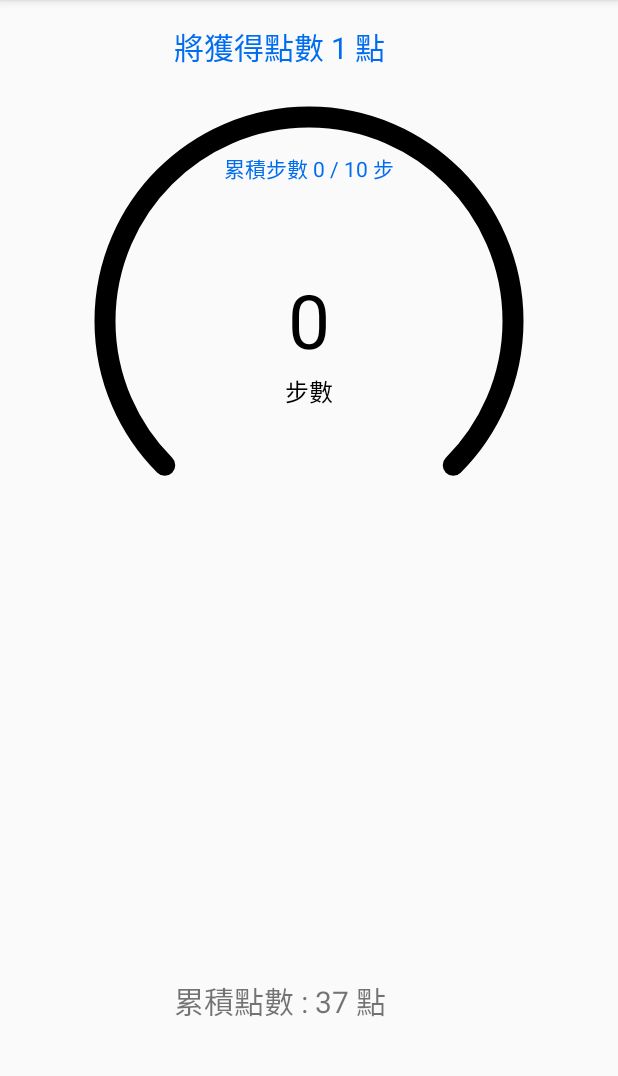
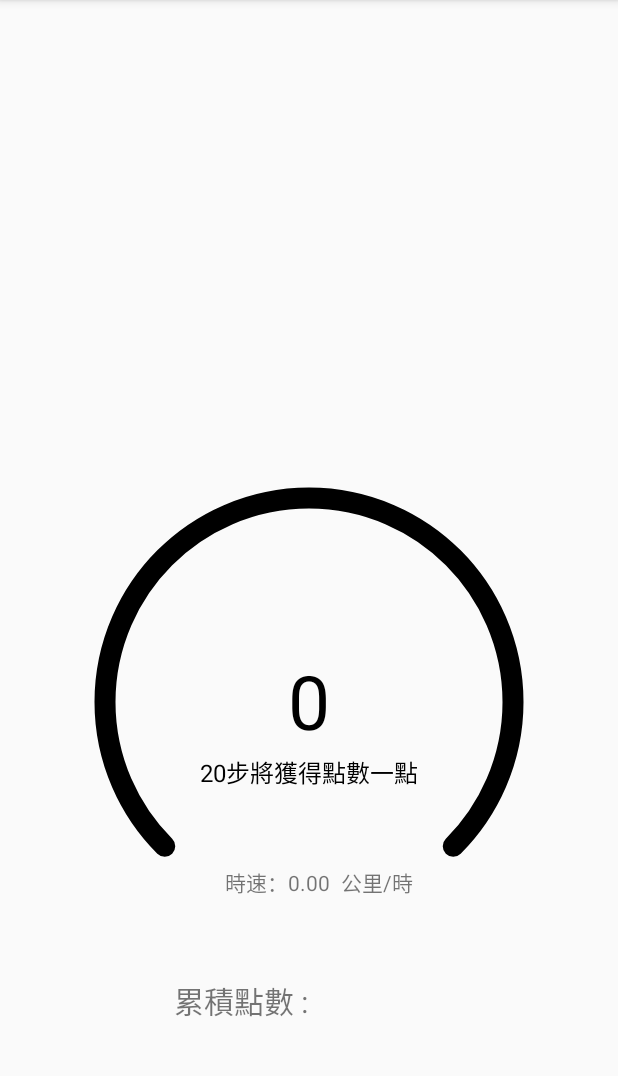
Before and after one commit to easypinex/iCoCo, an Android app: the GoPointActivity screen opened directly, with no data from a screen before it, on a phone screen of 412 x 824 dp, the part 84-1160 px from its top. Run offline under Robolectric (Android 15) with nearby library versions, the phone set to English and light mode, and no system bars; libraries missing offline, so code that uses them is left out: com.mikhaellopez.circularprogressbar; 4 statements that could not run were skipped.

Commit message:
點數線上話 點數時數限制

```diff
--- a/app/src/main/java/com/sea/icoco/ActivitySupporter/StepArcView.java
+++ b/app/src/main/java/com/sea/icoco/ActivitySupporter/StepArcView.java
@@ -15,7 +15,7 @@
 
 /**
  * Created by DylanAndroid on 2016/5/26.
- * 显示步数的圆弧
+ * 显示步數的圆弧
  */
 public class StepArcView extends View {
 
@@ -24,11 +24,11 @@
      */
     private float borderWidth = dipToPx(14);
     /**
-     * 画步数的数值的字体大小
+     * 画步數的数值的字体大小
      */
     private float numberTextSize = 0;
     /**
-     * 步数
+     * 步數
      */
     private String stepNumber = "0";
     /**
@@ -40,7 +40,7 @@
      */
     private float angleLength = 270;
     /**
-     * 所要绘制的当前步数的红色圆弧终点到起点的夹角
+     * 所要绘制的当前步數的红色圆弧终点到起点的夹角
      */
     private float currentAngleLength = 0;
     /**
@@ -77,12 +77,12 @@
         drawArcRed(canvas, rectF);
         /**【第三步】绘制当前进度的红色数字*/
         drawTextNumber(canvas, centerX);
-        /**【第四步】绘制"步数"的红色数字*/
+        /**【第四步】绘制"步數"的红色数字*/
         drawTextStepString(canvas, centerX);
     }
 
     /**
-     * 1.绘制总步数的黄色圆弧
+     * 1.绘制总步數的黄色圆弧
      *
      * @param canvas 画笔
      * @param rectF  参考的矩形
@@ -115,7 +115,7 @@
     }
 
     /**
-     * 2.绘制当前步数的红色圆弧
+     * 2.绘制当前步數的红色圆弧
      */
     private void drawArcRed(Canvas canvas, RectF rectF) {
         Paint paintCurrent = new Paint();
@@ -129,7 +129,7 @@
     }
 
     /**
-     * 3.圆环中心的步数
+     * 3.圆环中心的步數
      */
     private void drawTextNumber(Canvas canvas, float centerX) {
         Paint vTextPaint = new Paint();
@@ -146,7 +146,7 @@
     }
 
     /**
-     * 4.圆环中心[步数]的文字
+     * 4.圆环中心[步數]的文字
      */
     private void drawTextStepString(Canvas canvas, float centerX) {
         Paint vTextPaint = new Paint();
@@ -154,14 +154,14 @@
         vTextPaint.setTextAlign(Paint.Align.CENTER);
         vTextPaint.setAntiAlias(true);//抗锯齿功能
 //        vTextPaint.setColor(getResources().getColor(R.color.grey));
-        String stepString = "步數";
+        String stepString = "20步將獲得點數一點";
         Rect bounds = new Rect();
         vTextPaint.getTextBounds(stepString, 0, stepString.length(), bounds);
         canvas.drawText(stepString, centerX, getHeight() / 2 + bounds.height() + getFontHeight(numberTextSize), vTextPaint);
     }
 
     /**
-     * 获取当前步数的数字的高度
+     * 获取当前步數的数字的高度
      *
      * @param fontSize 字体大小
      * @return 字体高度
@@ -187,23 +187,23 @@
     }
 
     /**
-     * 所走的步数进度
+     * 所走的步數进度
      *
-     * @param totalStepNum  设置的步数
-     * @param currentCounts 所走步数
+     * @param totalStepNum  设置的步數
+     * @param currentCounts 所走步數
      */
     public void setCurrentCount(int totalStepNum, int currentCounts) {
-        /**如果当前走的步数超过总步数则圆弧还是270度，不能成为园*/
+        /**如果当前走的步數超过总步數则圆弧还是270度，不能成为园*/
         if (currentCounts > totalStepNum) {
 
         }
 
-        /**上次所走步数占用总共步数的百分比*/
+        /**上次所走步數占用总共步數的百分比*/
         float scalePrevious = (float) Integer.valueOf(stepNumber) / totalStepNum;
         /**换算成弧度最后要到达的角度的长度-->弧长*/
         float previousAngleLength = scalePrevious * angleLength;
 
-        /**所走步数占用总共步数的百分比*/
+        /**所走步數占用总共步數的百分比*/
         float scale = (float) currentCounts / totalStepNum;
         /**换算成弧度最后要到达的角度的长度-->弧长*/
         float currentAngleLength = scale * angleLength;
@@ -242,7 +242,7 @@
     }
 
     /**
-     * 设置文本大小,防止步数特别大之后放不下，将字体大小动态设置
+     * 设置文本大小,防止步數特别大之后放不下，将字体大小动态设置
      *
      * @param num
      */
--- a/app/src/main/java/com/sea/icoco/GoPointActivity.java
+++ b/app/src/main/java/com/sea/icoco/GoPointActivity.java
@@ -21,6 +21,7 @@
 import com.sea.icoco.step.service.StepService;
 import com.sea.icoco.step.utils.SharedPreferencesUtils;
 
+import java.text.DecimalFormat;
 import java.util.Timer;
 import java.util.TimerTask;
 
@@ -28,7 +29,7 @@
 //    private Timer timer;
     private boolean isBind = false;
 //    CircularProgressBar circularProgressBar; // https://github.com/lopspower/CircularProgressBar
-    TextView point_text,setp_txv,bonus_txv;
+    TextView point_text,speed_txv;
     private StepArcView stepArcView;
     private SharedPreferencesUtils sp;
     StepService stepService;
@@ -45,9 +46,10 @@
     }
     private void initData() {
         sp = new SharedPreferencesUtils(this);
-        //获取用户设置的计划锻炼步数，没有设置过的话默认7000
+        //获取用户设置的计划锻炼步數，没有设置过的话默认7000
         String planWalk_QTY = (String) sp.getParam("planWalk_QTY", "20");
-        //设置当前步数为0
+        point_text.setText(dataControler.userData.getBonusPoint());
+        //设置当前步數为0
         stepArcView.setCurrentCount(Integer.parseInt(planWalk_QTY), 0);
 //        tv_isSupport.setText("计步中...");
     }
@@ -59,8 +61,7 @@
     private void findView() {
         stepArcView = (StepArcView) findViewById(R.id.stepArcView);
         point_text = (TextView) findViewById(R.id.point_text);
-        setp_txv = (TextView) findViewById(R.id.setp_txv);
-        bonus_txv = (TextView) findViewById(R.id.bonus_txv);
+        speed_txv = (TextView) findViewById(R.id.speed_txv);
     }
 
     ServiceConnection conn = new ServiceConnection() {
@@ -73,21 +74,36 @@
         public void onServiceConnected(ComponentName name, final IBinder service) {
             stepService = ((StepService.StepBinder) service).getService();
             //设置初始化数据
-            String planWalk_QTY = (String) sp.getParam("planWalk_QTY", "20");
+            final String planWalk_QTY = (String) sp.getParam("planWalk_QTY", "20");
             stepArcView.setCurrentCount(Integer.parseInt(planWalk_QTY), stepService.getStepCount());
 
-            //设置步数监听回调
+
+
+            stepArcView.setCurrentCount(Integer.parseInt(planWalk_QTY), stepService.getStepCount());
+
+            //设置步數监听回调
             stepService.registerCallback(new UpdateUiCallBack() {
                 @Override
                 public void updateUi(int stepCount) {
-                    String planWalk_QTY = (String) sp.getParam("planWalk_QTY", "20");
-                    if (stepCount >= Integer.parseInt(planWalk_QTY)){
-                        stepService.setStepCount(stepCount-Integer.parseInt(planWalk_QTY));
-                        stepArcView.setCurrentCount(20,stepCount-Integer.parseInt(planWalk_QTY));
+                    speed_txv.setText(new DecimalFormat("#.##").format(dataControler.gpsData.getSpeed()));
+                    if ((dataControler.gpsData.isKeepGoing() && dataControler.gpsData.getSpeed() <= 20.0) || !dataControler.gpsData.isSpeedLimit()){
+                        Integer planWalk_QTY = Integer.parseInt((String) sp.getParam("planWalk_QTY", "20"));
+                        if (stepCount >= planWalk_QTY){
+                            stepService.setStepCount(stepCount-planWalk_QTY);
+                            stepArcView.setCurrentCount(20,stepCount-planWalk_QTY);
+                            dataControler.userData.setBonusPoint(Integer.parseInt(dataControler.userData.getBonusPoint())+1);
+                            point_text.setText(dataControler.userData.getBonusPoint());
+                        }
+                        else{
+                            stepArcView.setCurrentCount(planWalk_QTY, stepCount);
+                        }
+                    }else{
+                        if (stepCount >= Integer.parseInt(planWalk_QTY)){
+                            stepService.setStepCount(stepCount-Integer.parseInt(planWalk_QTY));
+                            stepArcView.setCurrentCount(20,stepCount-Integer.parseInt(planWalk_QTY));
+                        }
                     }
-                    else{
-                        stepArcView.setCurrentCount(Integer.parseInt(planWalk_QTY), stepCount);
-                    }
+
 
 //                    Log.d("點數","最大步:"+planWalk_QTY);
                 }
--- a/app/src/main/java/com/sea/icoco/MenuActivity.java
+++ b/app/src/main/java/com/sea/icoco/MenuActivity.java
@@ -24,7 +24,7 @@
     private ImageView AA_img,transferBounsPoint_img,transferBalance_img,showQRCode_img,gopoint_img,serachMenu_img;
     Integer updateSecond = 1;
     ImageView redBall_img;
-    TextView redBall_txv;
+    public static TextView redBall_txv;
     @Override
     protected void onCreate(Bundle savedInstanceState) {
         super.onCreate(savedInstanceState);
--- a/app/src/main/java/com/sea/icoco/step/UpdateUiCallBack.java
+++ b/app/src/main/java/com/sea/icoco/step/UpdateUiCallBack.java
@@ -1,14 +1,14 @@
 package com.sea.icoco.step;
 
 /**
- * 步数更新回调
+ * 步數更新回调
  * Created by dylan on 16/9/27.
  */
 public interface UpdateUiCallBack {
     /**
-     * 更新UI步数
+     * 更新UI步數
      *
-     * @param stepCount 步数
+     * @param stepCount 步數
      */
     void updateUi(int stepCount);
 }
--- a/app/src/main/res/layout/activity_go_point.xml
+++ b/app/src/main/res/layout/activity_go_point.xml
@@ -16,8 +16,9 @@
         android:id="@+id/stepArcView"
         android:layout_width="300dp"
         android:layout_height="300dp"
+        android:layout_above="@+id/textView27"
         android:layout_centerHorizontal="true"
-        android:layout_marginTop="48dp"
+        android:layout_marginBottom="34dp"
         app:layout_constraintEnd_toEndOf="parent"
         app:layout_constraintHorizontal_bias="0.375"
         app:layout_constraintStart_toStartOf="parent"
@@ -45,24 +46,31 @@
         android:textSize="20sp" />
 
     <TextView
-        android:id="@+id/bonus_txv"
+        android:id="@+id/textView28"
         android:layout_width="wrap_content"
         android:layout_height="wrap_content"
-        android:layout_alignLeft="@+id/textView27"
-        android:layout_alignStart="@+id/textView27"
-        android:layout_below="@+id/cc"
-        android:text="將獲得點數 1 點"
-        android:textColor="#006DF0"
-        android:textSize="20sp" />
+        android:layout_alignBottom="@+id/stepArcView"
+        android:layout_marginBottom="19dp"
+        android:layout_toStartOf="@+id/speed_txv"
+        android:text="時速：" />
 
     <TextView
-        android:id="@+id/setp_txv"
+        android:id="@+id/speed_txv"
         android:layout_width="wrap_content"
         android:layout_height="wrap_content"
-        android:layout_below="@+id/bonus_txv"
+        android:layout_alignBaseline="@+id/textView28"
+        android:layout_alignBottom="@+id/textView28"
         android:layout_centerHorizontal="true"
-        android:layout_marginTop="55dp"
-        android:text="累積步數 0 / 10 步"
-        android:textColor="#006DF0" />
+        android:text="0.00" />
+
+    <TextView
+        android:id="@+id/textView34"
+        android:layout_width="wrap_content"
+        android:layout_height="wrap_content"
+        android:layout_alignBaseline="@+id/speed_txv"
+        android:layout_alignBottom="@+id/speed_txv"
+        android:layout_marginStart="7dp"
+        android:layout_toEndOf="@+id/speed_txv"
+        android:text="公里/時" />
 
 </RelativeLayout>
```
Also changed, not shown: app/src/main/java/com/sea/icoco/Entity/gpsData.java (+40 -11 lines), app/src/main/java/com/sea/icoco/Entity/userData.java (+8 -2 lines), app/src/main/java/com/sea/icoco/step/accelerometer/StepCount.java (+5 -2 lines), app/src/main/java/com/sea/icoco/step/service/StepService.java (+29 -29 lines).
